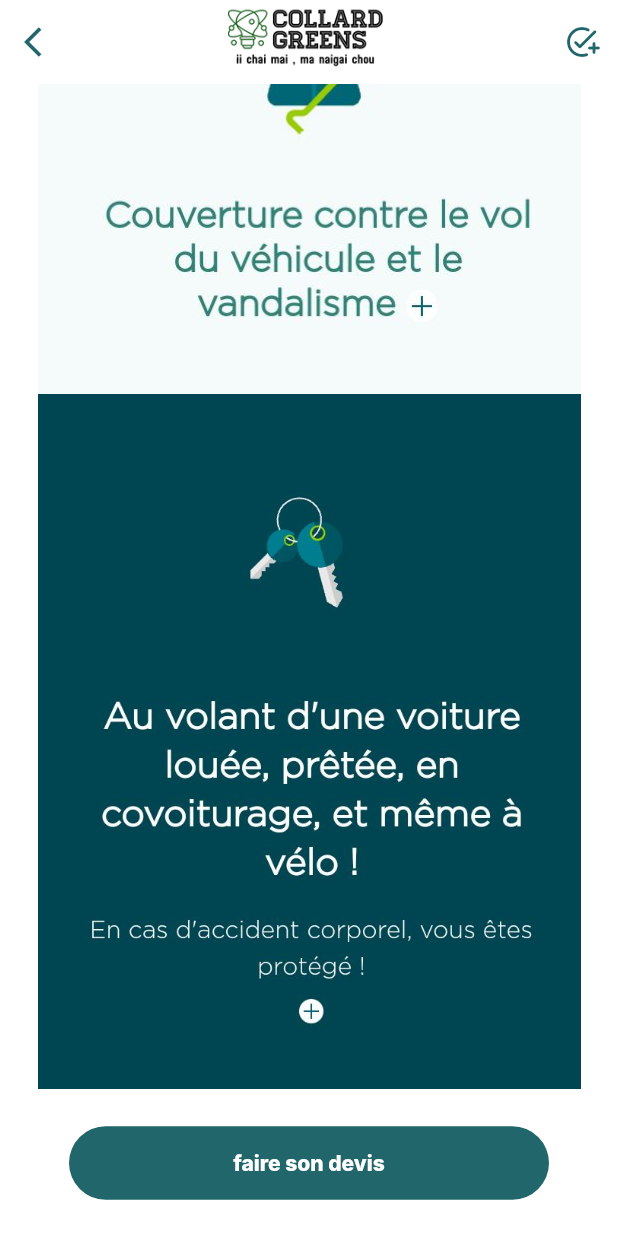
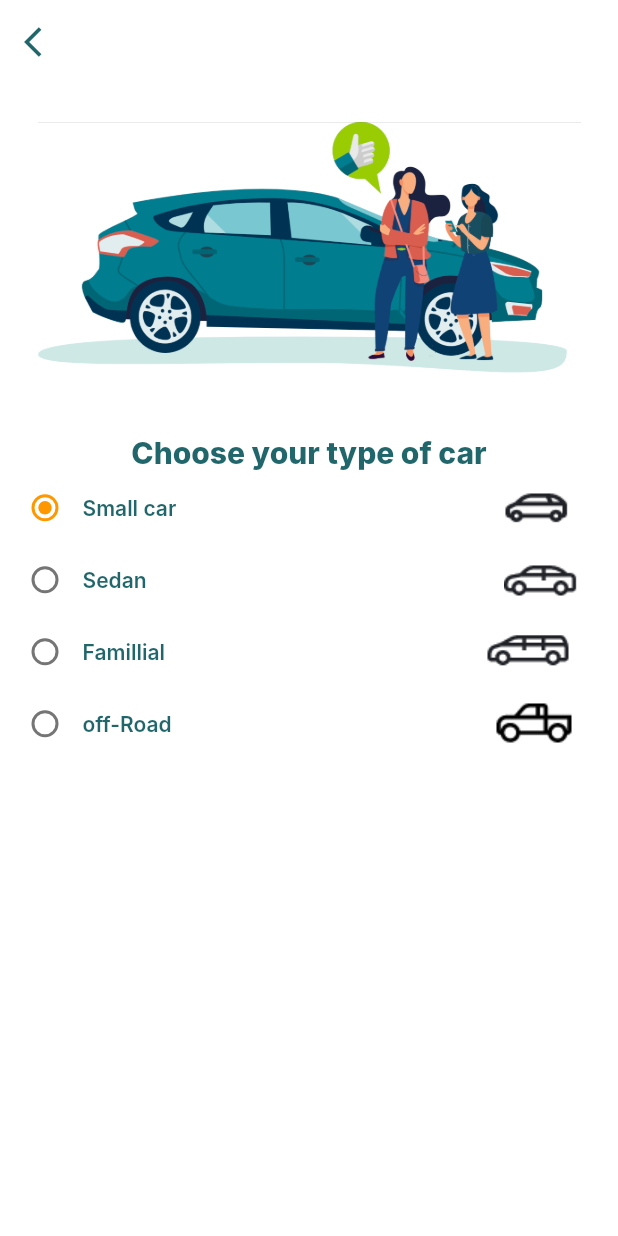
Before and after one commit to ClichyMercury/collardgreens, a Flutter app: the CarInsurance screen opened directly, scrolled down 833 dp, after a tap on "faire son devis", on a phone screen of 412 x 824 dp. Run offline on Flutter 3.47's test engine with Material 2 defaults, Android fonts, the phone set to English and light mode, and no system bars; our stand-ins replace carousel_slider, flutter_credit_card, flutter_heatmap_calendar, flutter_svg; Roboto replaces fonts that are missing (Inter).

Commit message:
add car form

```diff
--- a/lib/AppRoot/history/history.dart
+++ b/lib/AppRoot/history/history.dart
@@ -1,10 +1,5 @@
 import 'package:collard_greens/AppRoot/history/widget/scrollList.dart';
-import 'package:collard_greens/AppRoot/widget/app_bar.dart';
-import 'package:collard_greens/AppRoot/widget/drawer.dart';
 import 'package:flutter/material.dart';
-import 'package:flutter/src/widgets/container.dart';
-import 'package:flutter/src/widgets/framework.dart';
-
 import '../../ui/colors/app_colors.dart';
 
 class History extends StatelessWidget {
--- a/lib/features/CarInsurance/CarInsurance.dart
+++ b/lib/features/CarInsurance/CarInsurance.dart
@@ -2,6 +2,7 @@ import 'package:collard_greens/conponents/elevatedButton.dart';
 import 'package:flutter/material.dart';
 
 import '../../ui/colors/app_colors.dart';
+import 'devis/devisForm.dart';
 
 class CarInsurance extends StatelessWidget {
   const CarInsurance({super.key});
@@ -47,7 +48,8 @@ class CarInsurance extends StatelessWidget {
           Image.asset("assets/images/Screenshot_20230120-094206.jpg"),
           SizedBox(height: 25),
           Mainbutton(
-              onTap: (() {}),
+              onTap: (() { Navigator.push(context,
+                MaterialPageRoute(builder: (builder) => const DevisCarForm()));}),
               text: "faire son devis",
               btnColor: AppColors.mainGreen)
         ]),
--- /dev/null
+++ b/lib/features/CarInsurance/devis/devisForm.dart
@@ -0,0 +1,153 @@
+import 'package:collard_greens/AppRoot/widget/app_bar_pop.dart';
+import 'package:flutter/material.dart';
+
+import '../../../ui/colors/app_colors.dart';
+
+class DevisCarForm extends StatefulWidget {
+  const DevisCarForm({super.key});
+
+  @override
+  State<DevisCarForm> createState() => _DevisCarFormState();
+}
+
+class _DevisCarFormState extends State<DevisCarForm> {
+  String gender = "Small car";
+  @override
+  Widget build(BuildContext context) {
+    return Scaffold(
+      backgroundColor: Colors.white,
+      appBar: buildAppBarPop(context),
+      body: SingleChildScrollView(
+          child: Padding(
+        padding: EdgeInsets.all(25),
+        child: Column(
+          children: [
+            Image.asset("assets/images/car.png"),
+            SizedBox(height: 20),
+            Text(
+              "Choose your type of car",
+              style: TextStyle(
+                  color: AppColors.mainGreen,
+                  fontSize: 20,
+                  fontWeight: FontWeight.w800),
+            ),
+            Column(children: [
+              Row(mainAxisAlignment: MainAxisAlignment.spaceBetween, children: [
+                Row(
+                  children: [
+                    SizedBox(
+                      width: 10,
+                      child: Radio(
+                        value: 'Small car',
+                        groupValue: gender,
+                        activeColor: Colors.orange,
+                        onChanged: (value) {
+                          //value may be true or false
+                          setState(() {
+                            gender = value!;
+                          });
+                        },
+                      ),
+                    ),
+                    SizedBox(width: 20.0),
+                    Text(
+                      'Small car',
+                      style: TextStyle(
+                          color: AppColors.mainGreen,
+                          fontWeight: FontWeight.w600),
+                    ),
+                  ],
+                ),
+                Image.asset("assets/images/small car.PNG")
+              ]),
+              Row(mainAxisAlignment: MainAxisAlignment.spaceBetween, children: [
+                Row(
+                  children: [
+                    SizedBox(
+                      width: 10,
+                      child: Radio(
+                        value: 'Sedan',
+                        groupValue: gender,
+                        activeColor: Colors.orange,
+                        onChanged: (value) {
+                          //value may be true or false
+                          setState(() {
+                            gender = value!;
+                          });
+                        },
+                      ),
+                    ),
+                    SizedBox(width: 20.0),
+                    Text(
+                      'Sedan',
+                      style: TextStyle(
+                          color: AppColors.mainGreen,
+                          fontWeight: FontWeight.w600),
+                    ),
+                  ],
+                ),
+                Image.asset("assets/images/sedan car.PNG")
+              ]),
+              Row(mainAxisAlignment: MainAxisAlignment.spaceBetween, children: [
+                Row(
+                  children: [
+                    SizedBox(
+                      width: 10,
+                      child: Radio(
+                        value: 'Famillial',
+                        groupValue: gender,
+                        activeColor: Colors.orange,
+                        onChanged: (value) {
+                          //value may be true or false
+                          setState(() {
+                            gender = value!;
+                          });
+                        },
+                      ),
+                    ),
+                    SizedBox(width: 20.0),
+                    Text(
+                      'Famillial',
+                      style: TextStyle(
+                          color: AppColors.mainGreen,
+                          fontWeight: FontWeight.w600),
+                    ),
+                  ],
+                ),
+                Image.asset("assets/images/famillial.PNG"),
+              ]),
+              Row(mainAxisAlignment: MainAxisAlignment.spaceBetween, children: [
+                Row(
+                  children: [
+                    SizedBox(
+                      width: 10,
+                      child: Radio(
+                        value: 'off-Road',
+                        groupValue: gender,
+                        activeColor: Colors.orange,
+                        onChanged: (value) {
+                          //value may be true or false
+                          setState(() {
+                            gender = value!;
+                          });
+                        },
+                      ),
+                    ),
+                    SizedBox(width: 20.0),
+                    Text(
+                      'off-Road',
+                      style: TextStyle(
+                          color: AppColors.mainGreen,
+                          fontWeight: FontWeight.w600),
+                    ),
+                  ],
+                ),
+                Image.asset("assets/images/off road.PNG"),
+              ]),
+            ]),
+          ],
+        ),
+      )),
+    );
+  }
+}
--- a/lib/main.dart
+++ b/lib/main.dart
@@ -2,6 +2,8 @@ import 'package:collard_greens/features/connection/Sign_In_Page.dart';
 import 'package:collard_greens/ui/colors/palette.dart';
 
 import 'package:flutter/material.dart';
+
+import 'features/CarInsurance/devis/devisForm.dart';
 
 void main() {
   runApp(const MyApp());
--- a/pubspec.yaml
+++ b/pubspec.yaml
@@ -45,10 +45,15 @@ dependencies:
 
 
 
+
 dev_dependencies:
   flutter_test:
     sdk: flutter
   flutter_launcher_icons: "^0.11.0"
+
+
+
+
 
 
 flutter_icons:
```
Also changed, not shown: assets/images/famillial.PNG (added), assets/images/off road.PNG (added), assets/images/sedan car.PNG (added), assets/images/small car.PNG (added), 1 other file.
